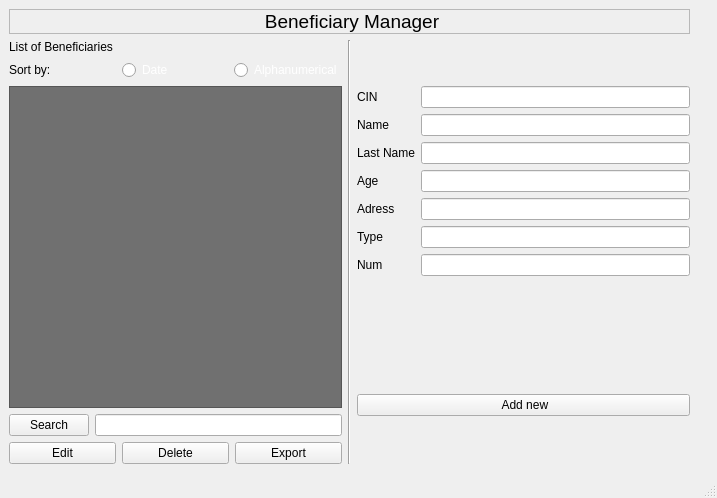
The window that mainwindow.ui (Seddiki101/PetHaven) describes before a commit, drawn with Qt 5.
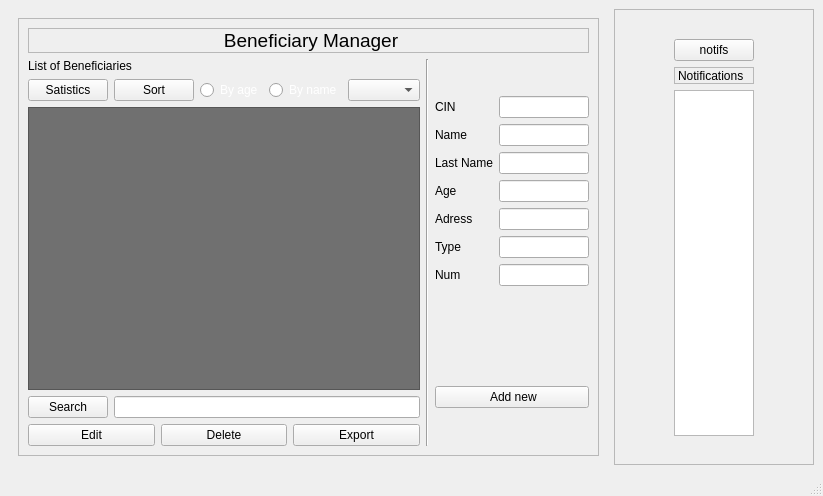
The same window after the commit.

Commit message: all metiers (notif incomplet)

What changed in the file:
```diff
--- a/mainwindow.ui
+++ b/mainwindow.ui
@@ -6,8 +6,8 @@
    <rect>
     <x>0</x>
     <y>0</y>
-    <width>717</width>
-    <height>498</height>
+    <width>823</width>
+    <height>496</height>
    </rect>
   </property>
   <property name="windowTitle">
@@ -21,16 +21,27 @@
        <number>0</number>
       </property>
       <widget class="QWidget" name="page_2">
-       <widget class="QWidget" name="layoutWidget">
+       <layout class="QGridLayout" name="gridLayout">
+        <item row="0" column="0">
+         <widget class="QScrollArea" name="scrollArea">
+          <property name="widgetResizable">
+           <bool>true</bool>
+          </property>
+          <widget class="QWidget" name="scrollAreaWidgetContents_2">
         <property name="geometry">
          <rect>
           <x>0</x>
           <y>0</y>
-          <width>681</width>
-          <height>455</height>
-         </rect>
-        </property>
+             <width>579</width>
+             <height>437</height>
+            </rect>
+           </property>
+           <layout class="QGridLayout" name="gridLayout_2">
+            <item row="0" column="0">
         <layout class="QVBoxLayout" name="verticalLayout_6">
+              <property name="sizeConstraint">
+               <enum>QLayout::SetMaximumSize</enum>
+              </property>
          <item>
           <widget class="QLabel" name="label_3">
            <property name="font">
@@ -68,12 +79,16 @@
                <item>
                 <layout class="QHBoxLayout" name="horizontalLayout_2">
                  <item>
-                  <widget class="QLabel" name="label_5">
+                       <widget class="QPushButton" name="pushButton_8">
                    <property name="text">
-                    <string>Sort by:</string>
-                   </property>
-                   <property name="buddy">
-                    <cstring>radioButton_2</cstring>
+                         <string>Satistics</string>
+                        </property>
+                       </widget>
+                      </item>
+                      <item>
+                       <widget class="QPushButton" name="pushButton">
+                        <property name="text">
+                         <string>Sort</string>
                    </property>
                   </widget>
                  </item>
@@ -83,7 +98,7 @@
                     <string notr="true">color: rgb(255, 255, 255);</string>
                    </property>
                    <property name="text">
-                    <string>Date</string>
+                         <string>By age</string>
                    </property>
                   </widget>
                  </item>
@@ -93,10 +108,13 @@
                     <string notr="true">color: rgb(255, 255, 255);</string>
                    </property>
                    <property name="text">
-                    <string>Alphanumerical</string>
+                         <string>By name</string>
                    </property>
                   </widget>
                  </item>
+                      <item>
+                       <widget class="QComboBox" name="comboBox"/>
+                      </item>
                 </layout>
                </item>
                <item>
@@ -116,7 +134,7 @@
                   </widget>
                  </item>
                  <item>
-                  <widget class="QLineEdit" name="lineEdit_5"/>
+                       <widget class="QLineEdit" name="lineEdit_search"/>
                  </item>
                 </layout>
                </item>
@@ -267,7 +285,7 @@
                 <string notr="true">color: rgb(255, 0, 4);</string>
                </property>
                <property name="text">
-                <string> </string>
+                     <string/>
                </property>
               </widget>
              </item>
@@ -283,18 +301,31 @@
           </layout>
          </item>
         </layout>
-       </widget>
+            </item>
+           </layout>
+          </widget>
+         </widget>
+        </item>
+       </layout>
       </widget>
       <widget class="QWidget" name="page">
-       <widget class="QWidget" name="layoutWidget_2">
+       <layout class="QGridLayout" name="gridLayout_3">
+        <item row="0" column="0">
+         <widget class="QScrollArea" name="scrollArea_2">
+          <property name="widgetResizable">
+           <bool>true</bool>
+          </property>
+          <widget class="QWidget" name="scrollAreaWidgetContents_3">
         <property name="geometry">
          <rect>
-          <x>190</x>
+             <x>0</x>
           <y>0</y>
-          <width>311</width>
-          <height>361</height>
-         </rect>
-        </property>
+             <width>752</width>
+             <height>411</height>
+            </rect>
+           </property>
+           <layout class="QGridLayout" name="gridLayout_4">
+            <item row="0" column="0">
         <layout class="QVBoxLayout" name="verticalLayout_7">
          <item>
           <layout class="QHBoxLayout" name="horizontalLayout_6">
@@ -417,7 +448,100 @@
           </widget>
          </item>
         </layout>
-       </widget>
+            </item>
+           </layout>
+          </widget>
+         </widget>
+        </item>
+       </layout>
+      </widget>
+     </widget>
+    </item>
+    <item>
+     <widget class="QScrollArea" name="scrollArea_3">
+      <property name="sizePolicy">
+       <sizepolicy hsizetype="Expanding" vsizetype="Expanding">
+        <horstretch>0</horstretch>
+        <verstretch>0</verstretch>
+       </sizepolicy>
+      </property>
+      <property name="maximumSize">
+       <size>
+        <width>200</width>
+        <height>9999999</height>
+       </size>
+      </property>
+      <property name="frameShape">
+       <enum>QFrame::StyledPanel</enum>
+      </property>
+      <property name="widgetResizable">
+       <bool>false</bool>
+      </property>
+      <property name="alignment">
+       <set>Qt::AlignCenter</set>
+      </property>
+      <widget class="QWidget" name="scrollAreaWidgetContents_4">
+       <property name="geometry">
+        <rect>
+         <x>50</x>
+         <y>20</y>
+         <width>98</width>
+         <height>415</height>
+        </rect>
+       </property>
+       <layout class="QVBoxLayout" name="verticalLayout_16">
+        <item>
+         <widget class="QPushButton" name="pushButton_16">
+          <property name="text">
+           <string>notifs</string>
+          </property>
+         </widget>
+        </item>
+        <item>
+         <widget class="QLabel" name="label_29">
+          <property name="maximumSize">
+           <size>
+            <width>16777215</width>
+            <height>30</height>
+           </size>
+          </property>
+          <property name="frameShape">
+           <enum>QFrame::StyledPanel</enum>
+          </property>
+          <property name="text">
+           <string>Notifications</string>
+          </property>
+         </widget>
+        </item>
+        <item alignment="Qt::AlignLeft">
+         <widget class="QListWidget" name="listWidget">
+          <property name="sizePolicy">
+           <sizepolicy hsizetype="MinimumExpanding" vsizetype="Expanding">
+            <horstretch>0</horstretch>
+            <verstretch>0</verstretch>
+           </sizepolicy>
+          </property>
+          <property name="maximumSize">
+           <size>
+            <width>200</width>
+            <height>346</height>
+           </size>
+          </property>
+          <property name="baseSize">
+           <size>
+            <width>400</width>
+            <height>1200</height>
+           </size>
+          </property>
+          <property name="cursor" stdset="0">
+           <cursorShape>ArrowCursor</cursorShape>
+          </property>
+         </widget>
+        </item>
+       </layout>
+       <zorder>listWidget</zorder>
+       <zorder>label_29</zorder>
+       <zorder>pushButton_16</zorder>
       </widget>
      </widget>
     </item>
```
Lines whose indentation alone changed are shown as unchanged. The commit also changes 14 other files.
